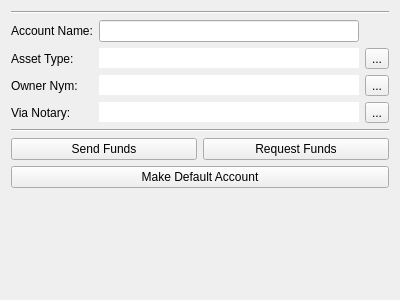
Before: the Qt Designer form src/gui/widgets/accountdetails.ui in Open-Transactions/Moneychanger, drawn with Qt 5.
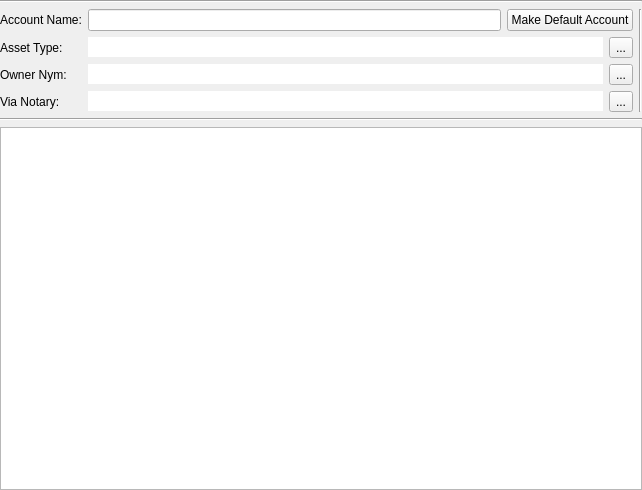
After: the same form once the commit is applied. Icons and pictures are not drawn. Custom widgets are drawn as their Qt base class.

```diff
--- a/src/gui/widgets/accountdetails.ui
+++ b/src/gui/widgets/accountdetails.ui
@@ -6,14 +6,26 @@
    <rect>
     <x>0</x>
     <y>0</y>
-    <width>400</width>
-    <height>300</height>
+    <width>642</width>
+    <height>490</height>
    </rect>
   </property>
   <property name="windowTitle">
    <string>Form</string>
   </property>
   <layout class="QVBoxLayout" name="verticalLayout">
+   <property name="leftMargin">
+    <number>0</number>
+   </property>
+   <property name="topMargin">
+    <number>0</number>
+   </property>
+   <property name="rightMargin">
+    <number>0</number>
+   </property>
+   <property name="bottomMargin">
+    <number>0</number>
+   </property>
    <item>
     <widget class="Line" name="line_2">
      <property name="orientation">
@@ -30,59 +42,7 @@
        </property>
       </widget>
      </item>
-     <item row="0" column="1">
-      <widget class="QLineEdit" name="lineEditName">
-       <property name="readOnly">
-        <bool>false</bool>
-       </property>
-      </widget>
-     </item>
-     <item row="1" column="0">
-      <widget class="QLabel" name="label">
-       <property name="text">
-        <string>Asset Type:</string>
-       </property>
-      </widget>
-     </item>
-     <item row="1" column="1">
-      <widget class="QLineEdit" name="lineEditAsset">
-       <property name="frame">
-        <bool>false</bool>
-       </property>
-       <property name="readOnly">
-        <bool>true</bool>
-       </property>
-      </widget>
-     </item>
-     <item row="1" column="2">
-      <widget class="QToolButton" name="toolButtonAsset">
-       <property name="text">
-        <string>...</string>
-       </property>
-       <property name="icon">
-        <iconset resource="../resource.qrc">
-         <normaloff>:/icons/icons/assets.png</normaloff>:/icons/icons/assets.png</iconset>
-       </property>
-      </widget>
-     </item>
-     <item row="2" column="0">
-      <widget class="QLabel" name="labelNym">
-       <property name="text">
-        <string>Owner Nym:</string>
-       </property>
-      </widget>
-     </item>
-     <item row="2" column="1">
-      <widget class="QLineEdit" name="lineEditNym">
-       <property name="frame">
-        <bool>false</bool>
-       </property>
-       <property name="readOnly">
-        <bool>true</bool>
-       </property>
-      </widget>
-     </item>
-     <item row="2" column="2">
+     <item row="2" column="3">
       <widget class="QToolButton" name="toolButtonNym">
        <property name="text">
         <string>...</string>
@@ -93,6 +53,17 @@
        </property>
       </widget>
      </item>
+     <item row="3" column="3">
+      <widget class="QToolButton" name="toolButtonServer">
+       <property name="text">
+        <string>...</string>
+       </property>
+       <property name="icon">
+        <iconset resource="../resource.qrc">
+         <normaloff>:/icons/server</normaloff>:/icons/server</iconset>
+       </property>
+      </widget>
+     </item>
      <item row="3" column="0">
       <widget class="QLabel" name="labelServer">
        <property name="text">
@@ -100,7 +71,7 @@
        </property>
       </widget>
      </item>
-     <item row="3" column="1">
+     <item row="3" column="1" colspan="2">
       <widget class="QLineEdit" name="lineEditServer">
        <property name="frame">
         <bool>false</bool>
@@ -110,8 +81,8 @@
        </property>
       </widget>
      </item>
-     <item row="3" column="2">
-      <widget class="QToolButton" name="toolButtonServer">
+     <item row="1" column="3">
+      <widget class="QToolButton" name="toolButtonAsset">
        <property name="text">
         <string>...</string>
        </property>
@@ -121,52 +92,72 @@
        </property>
       </widget>
      </item>
-    </layout>
-   </item>
-   <item>
-    <widget class="Line" name="line">
-     <property name="orientation">
-      <enum>Qt::Horizontal</enum>
-     </property>
-    </widget>
-   </item>
-   <item>
-    <layout class="QGridLayout" name="gridLayout_2">
-     <item row="0" column="0">
-      <widget class="QPushButton" name="pushButtonSend">
+     <item row="2" column="0">
+      <widget class="QLabel" name="labelNym">
        <property name="text">
-        <string>Send Funds</string>
+        <string>Owner Nym:</string>
        </property>
       </widget>
      </item>
-     <item row="0" column="1">
-      <widget class="QPushButton" name="pushButtonRequest">
+     <item row="1" column="0">
+      <widget class="QLabel" name="label">
        <property name="text">
-        <string>Request Funds</string>
+        <string>Asset Type:</string>
        </property>
       </widget>
      </item>
-     <item row="1" column="0" colspan="2">
+     <item row="2" column="1" colspan="2">
+      <widget class="QLineEdit" name="lineEditNym">
+       <property name="frame">
+        <bool>false</bool>
+       </property>
+       <property name="readOnly">
+        <bool>true</bool>
+       </property>
+      </widget>
+     </item>
+     <item row="1" column="1" colspan="2">
+      <widget class="QLineEdit" name="lineEditAsset">
+       <property name="frame">
+        <bool>false</bool>
+       </property>
+       <property name="readOnly">
+        <bool>true</bool>
+       </property>
+      </widget>
+     </item>
+     <item row="0" column="2" colspan="2">
       <widget class="QPushButton" name="pushButtonMakeDefault">
        <property name="text">
         <string>Make Default Account</string>
        </property>
       </widget>
      </item>
+     <item row="0" column="1">
+      <widget class="QLineEdit" name="lineEditName">
+       <property name="readOnly">
+        <bool>false</bool>
+       </property>
+      </widget>
+     </item>
+     <item row="0" column="4" rowspan="4">
+      <widget class="Line" name="line_3">
+       <property name="orientation">
+        <enum>Qt::Vertical</enum>
+       </property>
+      </widget>
+     </item>
     </layout>
    </item>
    <item>
-    <spacer name="verticalSpacer">
+    <widget class="Line" name="line">
      <property name="orientation">
-      <enum>Qt::Vertical</enum>
+      <enum>Qt::Horizontal</enum>
      </property>
-     <property name="sizeHint" stdset="0">
-      <size>
-       <width>20</width>
-       <height>209</height>
-      </size>
-     </property>
-    </spacer>
+    </widget>
+   </item>
+   <item>
+    <widget class="QTableView" name="tableView"/>
    </item>
   </layout>
  </widget>
```
Left out of the diff: 2 changed lines with no effect on the pictures.
